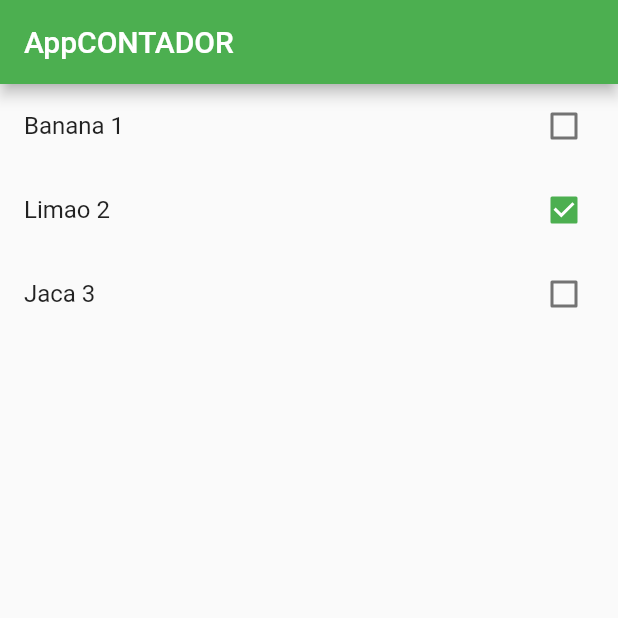
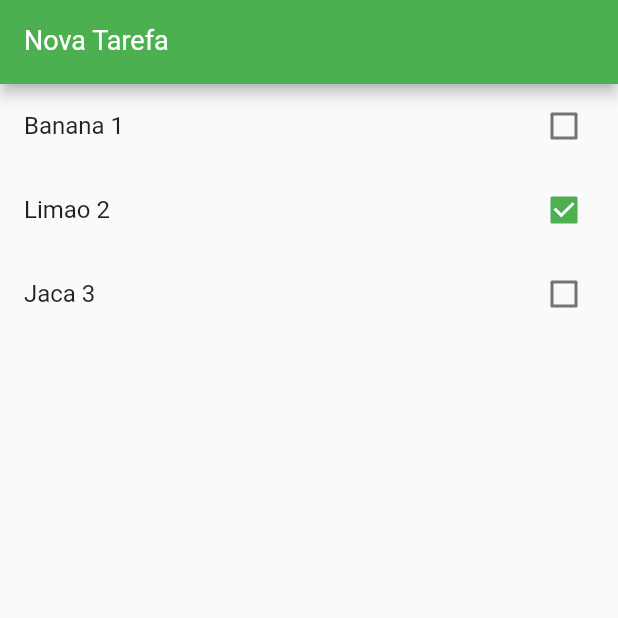
Before and after one commit to leoteixeiraa/appcontador, a Flutter app: the screen it shows after launch, on a phone screen of 412 x 824 dp, the top half of it. Run offline on Flutter 3.47's test engine with Material 2 defaults, Android fonts, the phone set to English and light mode, and no system bars.

Commit message:
TextFormField criado

```diff
--- a/lib/main.dart
+++ b/lib/main.dart
@@ -36,11 +36,24 @@ class HomePage extends StatefulWidget {
 }
 
 class _HomePageState extends State<HomePage> {
+  var newTaskCtrl = TextEditingController();
+
   @override
   Widget build(BuildContext context) {
     return Scaffold(
       appBar: AppBar(
-        title: Text("AppCONTADOR"),
+        title: TextFormField(
+          controller: newTaskCtrl,
+          keyboardType: TextInputType.text,
+          style: TextStyle(
+            color: Colors.white,
+            fontSize: 18,
+          ),
+          decoration: InputDecoration(
+            labelText: "Nova Tarefa",
+            labelStyle: TextStyle(color: Colors.white),
+          ),
+        ),
       ),
       body: ListView.builder(
         itemCount: widget.items.length,
@@ -51,7 +64,9 @@ class _HomePageState extends State<HomePage> {
             key: Key(item.title),
             value: item.done,
             onChanged: (value) {
-              print(value);
+              setState(() {
+                item.done = value;
+              });
             },
           );
         },
```
